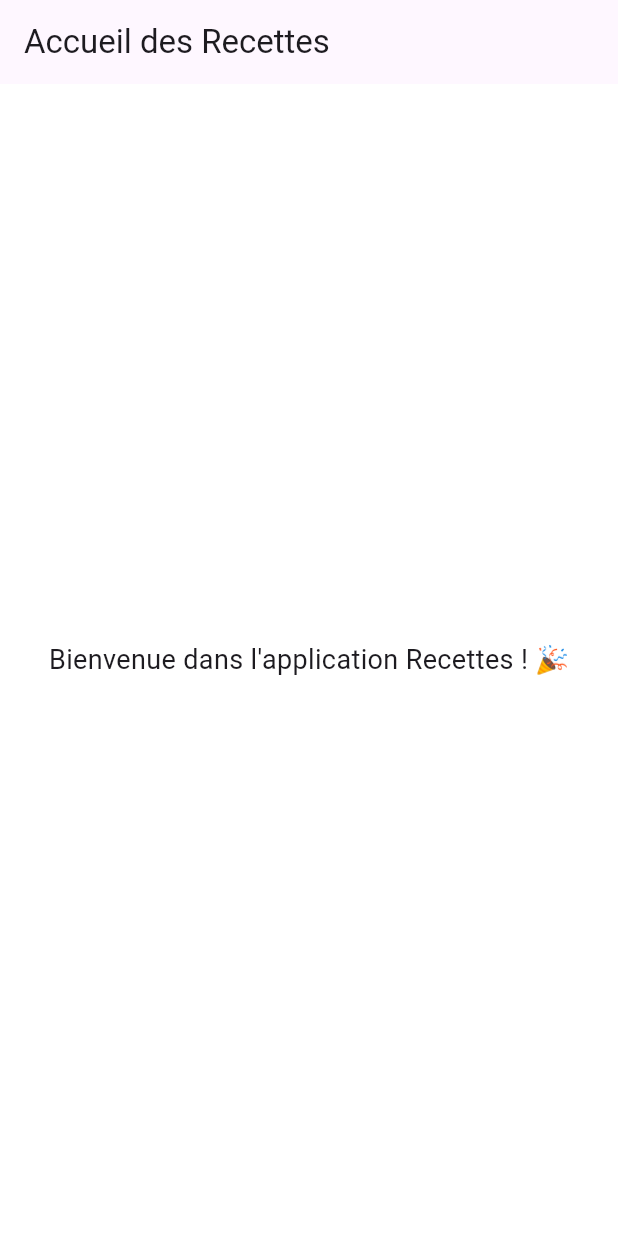
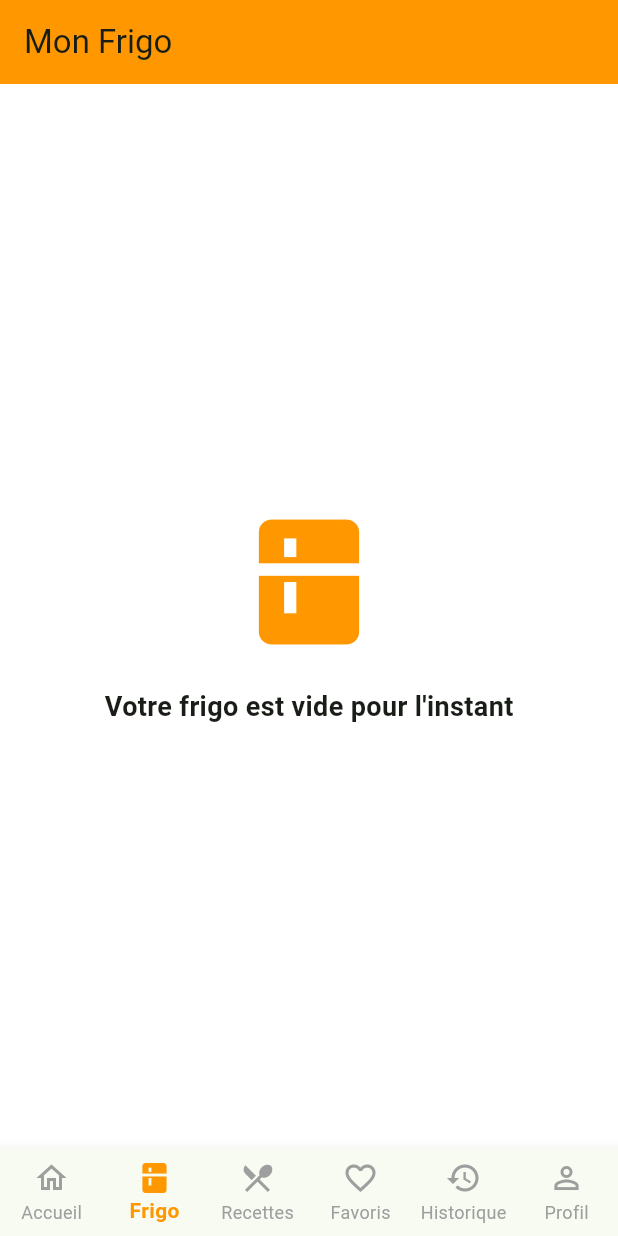
Before and after one commit to DevKosX/S501_Developpement, a Flutter app: the screen it shows after launch, on a phone screen of 412 x 824 dp. Run offline on Flutter 3.47's test engine with Material 3 defaults, Android fonts, the phone set to English and light mode, and no system bars; our stand-ins replace sqflite, sqflite_common_ffi; accounts and stored records are empty.

Commit message:
mise en place des onglets sur l'application

```diff
--- a/lib/app.dart
+++ b/lib/app.dart
@@ -1,4 +1,5 @@
 import 'package:flutter/material.dart';
+import 'ui/static/ecran_principal.dart'; // On appelle la structure globale
 
 class AppRecettes extends StatelessWidget {
   const AppRecettes({super.key});
@@ -7,12 +8,14 @@ class AppRecettes extends StatelessWidget {
   Widget build(BuildContext context) {
     return MaterialApp(
       title: 'App Recettes',
+      debugShowCheckedModeBanner: false,
       theme: ThemeData(
-        primarySwatch: Colors.green,
+        colorScheme: ColorScheme.fromSeed(seedColor: Colors.green),
+        useMaterial3: true,
         scaffoldBackgroundColor: Colors.white,
       ),
-      home: const AccueilPage(),
-      debugShowCheckedModeBanner: false,
+      // Au lieu d'afficher une page simple, on affiche la STRUCTURE (avec le menu en bas)
+      home: const EcranPrincipal(),
     );
   }
 }
--- a/lib/ui/modules/frigo/ecran_frigo.dart
+++ b/lib/ui/modules/frigo/ecran_frigo.dart
@@ -0,0 +1,29 @@
+import 'package:flutter/material.dart';
+
+class EcranFrigo extends StatelessWidget {
+  // Le constructeur 'const' est important car on l'appelle avec 'const' dans l'écran principal
+  const EcranFrigo({super.key});
+
+  @override
+  Widget build(BuildContext context) {
+    return Scaffold(
+      appBar: AppBar(
+        title: const Text("Mon Frigo"),
+        backgroundColor: Colors.orange, // Orange pour matcher l'onglet
+      ),
+      body: const Center(
+        child: Column(
+          mainAxisAlignment: MainAxisAlignment.center,
+          children: [
+            Icon(Icons.kitchen, size: 100, color: Colors.orange),
+            SizedBox(height: 20),
+            Text(
+              "Votre frigo est vide pour l'instant",
+              style: TextStyle(fontSize: 18, fontWeight: FontWeight.bold),
+            ),
+          ],
+        ),
+      ),
+    );
+  }
+}
--- a/lib/ui/static/ecran_principal.dart
+++ b/lib/ui/static/ecran_principal.dart
@@ -0,0 +1,97 @@
+import 'package:flutter/material.dart';
+
+// Imports des écrans (Même s'ils sont vides pour l'instant)
+import '../modules/accueil/ecran_accueil.dart';
+import '../modules/frigo/ecran_frigo.dart';
+import '../modules/recettes/ecran_recettes.dart';
+import '../modules/favoris/ecran_favoris.dart';
+import '../modules/historique/ecran_historique.dart';
+import '../modules/profil/ecran_profil.dart';
+
+class EcranPrincipal extends StatefulWidget {
+  const EcranPrincipal({super.key});
+
+  @override
+  State<EcranPrincipal> createState() => _EcranPrincipalState();
+}
+
+class _EcranPrincipalState extends State<EcranPrincipal> {
+  // --- CONFIGURATION DE L'ACCUEIL ---
+  // 0 = Accueil, 1 = Frigo, 2 = Recettes...
+  // Tu veux que Frigo soit l'ouverture, donc on met 1.
+  int _indexSelectionne = 1;
+
+  // La liste de tes 6 pages
+  final List<Widget> _ecrans = [
+    const Scaffold(body: Center(child: Text("Page Accueil"))),    // 0
+    const EcranFrigo(),                                           // 1 (Défaut)
+    const Scaffold(body: Center(child: Text("Page Recettes"))),   // 2
+    const Scaffold(body: Center(child: Text("Page Favoris"))),    // 3
+    const Scaffold(body: Center(child: Text("Page Historique"))), // 4
+    const Scaffold(body: Center(child: Text("Page Profil"))),     // 5
+    // Note: J'ai mis des Scaffold temporaires pour ceux que tu n'as pas encore codés
+    // Tu pourras remplacer par "const EcranRecettes()" quand le fichier sera prêt.
+  ];
+
+  void _onItemTapped(int index) {
+    setState(() {
+      _indexSelectionne = index;
+    });
+  }
+
+  @override
+  Widget build(BuildContext context) {
+    return Scaffold(
+      body: _ecrans[_indexSelectionne],
+
+      bottomNavigationBar: BottomNavigationBar(
+        currentIndex: _indexSelectionne,
+        onTap: _onItemTapped,
+
+        // --- STYLE VISUEL (Comme ta capture) ---
+        type: BottomNavigationBarType.fixed, // OBLIGATOIRE quand il y a + de 3 onglets
+        selectedItemColor: Colors.orange,    // Couleur de l'icône active (Frigo)
+        unselectedItemColor: Colors.grey,    // Couleur des autres
+        showUnselectedLabels: true,
+        selectedLabelStyle: const TextStyle(fontWeight: FontWeight.bold),
+
+        items: const [
+          // 1. Accueil
+          BottomNavigationBarItem(
+            icon: Icon(Icons.home_outlined),
+            activeIcon: Icon(Icons.home),
+            label: 'Accueil',
+          ),
+          // 2. Frigo (Celui qui sera orange au début)
+          BottomNavigationBarItem(
+            icon: Icon(Icons.kitchen_outlined), // Ou Icons.inventory_2_outlined
+            activeIcon: Icon(Icons.kitchen),
+            label: 'Frigo',
+          ),
+          // 3. Recettes
+          BottomNavigationBarItem(
+            icon: Icon(Icons.restaurant_menu),
+            label: 'Recettes',
+          ),
+          // 4. Favoris
+          BottomNavigationBarItem(
+            icon: Icon(Icons.favorite_border),
+            activeIcon: Icon(Icons.favorite),
+            label: 'Favoris',
+          ),
+          // 5. Historique
+          BottomNavigationBarItem(
+            icon: Icon(Icons.history),
+            label: 'Historique',
+          ),
+          // 6. Profil
+          BottomNavigationBarItem(
+            icon: Icon(Icons.person_outline),
+            activeIcon: Icon(Icons.person),
+            label: 'Profil',
+          ),
+        ],
+      ),
+    );
+  }
+}
```
